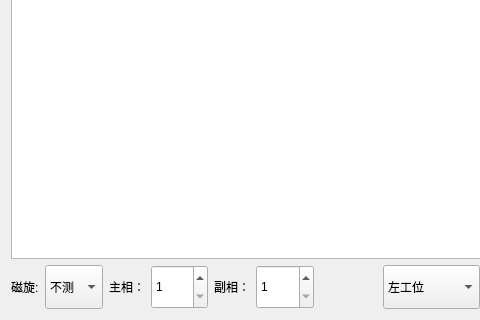
The window that PageMag.ui (bloglink/aip-tester) describes before a commit, drawn with Qt 5; both pictures show x 0 to 480 and y 280 to 600 of the 800 by 600 pixel window.
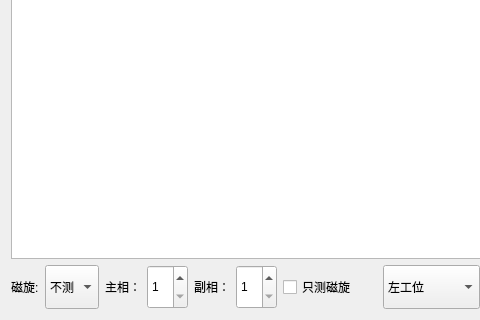
The same window after the commit.

Commit message: 修复:堵转采样加入停止

```diff
--- a/PageMag.ui
+++ b/PageMag.ui
@@ -228,6 +228,13 @@
        </property>
       </widget>
      </item>
+     <item row="0" column="6">
+      <widget class="QCheckBox" name="BoxDirOnly">
+       <property name="text">
+        <string>只测磁旋</string>
+       </property>
+      </widget>
+     </item>
     </layout>
    </item>
   </layout>
```
The commit also changes 2 other files.
